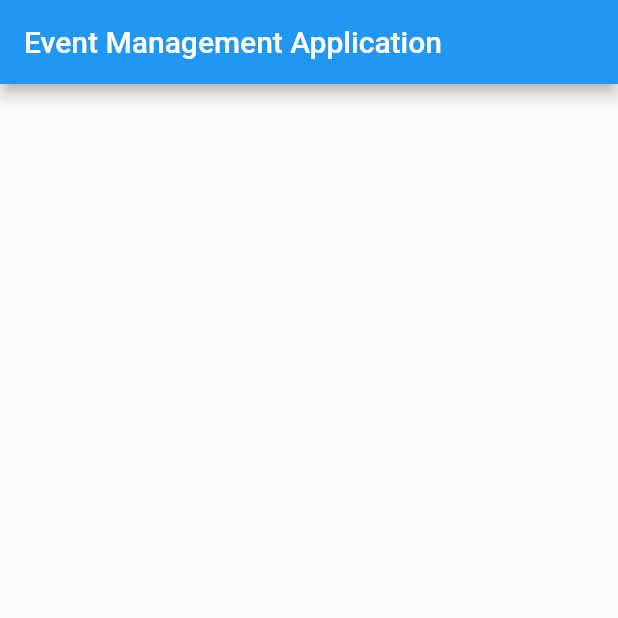
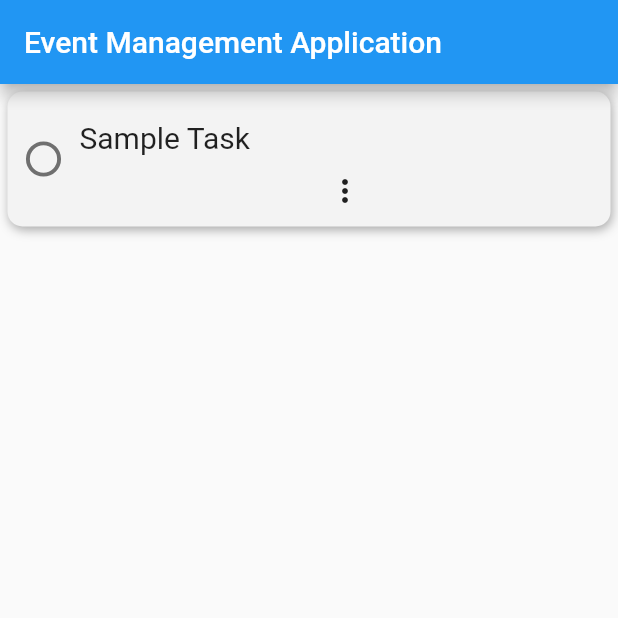
Before and after one commit to youyoung00/flutter_object_box_example, a Flutter app: the screen it shows after launch, on a phone screen of 412 x 824 dp, the top half of it. Run offline on Flutter 3.47's test engine with Material 2 defaults, Android fonts, the phone set to English and light mode, and no system bars; our stand-ins replace objectbox; missing offline and left inert: dart:html; generated files the repository leaves out were written again.

Commit message:
TaskCard UI 작성

```diff
--- /dev/null
+++ b/lib/components/task_card.dart
@@ -0,0 +1,96 @@
+import 'dart:html';
+
+import 'package:flutter/material.dart';
+
+import '../main.dart';
+import '../model.dart';
+
+class TaskCard extends StatefulWidget {
+  const TaskCard({Key? key}) : super(key: key);
+
+  @override
+  State<TaskCard> createState() => _TaskCardState();
+}
+
+class _TaskCardState extends State<TaskCard> {
+  bool taskStatus = false;
+
+  @override
+  Widget build(BuildContext context) {
+    return Container(
+      height: 90,
+      margin: const EdgeInsets.all(5),
+      decoration: BoxDecoration(
+        color: const Color.fromARGB(255, 243, 243, 243),
+        borderRadius: BorderRadius.circular(10),
+        boxShadow: const [
+          BoxShadow(
+            color: Color.fromARGB(255, 168, 168, 168),
+            blurRadius: 5,
+            offset: Offset(1,2)
+          )
+        ]
+      ),
+      child: Row(
+        children: [
+          Transform.scale(
+            scale: 1.3,
+            child: Checkbox(
+              shape: const CircleBorder(),
+              value: false,
+              onChanged: (bool? value){
+
+              },
+            ),
+          ),
+          Expanded(
+              child: Column(
+            children: [
+              Expanded(
+                child: Container(
+                  alignment: Alignment.bottomLeft,
+                  child: Text(
+                    'Sample Task',
+                    style: taskStatus
+                      ? TextStyle(
+                        height: 1.0,
+                        fontSize: 20,
+                        color: Color.fromARGB(255, 73, 73, 73),
+                        overflow: TextOverflow.ellipsis,
+                        decoration: TextDecoration.lineThrough)
+                      : TextStyle(
+                        height: 1.0,
+                        fontSize: 20,
+                        overflow: TextOverflow.ellipsis,
+                    ),
+                  ),
+                ),
+              ),
+              PopupMenuButton<MenuElement>(
+                onSelected: (item) => onSelected(context),
+                itemBuilder: (BuildContext context) =>
+                [...MenuItems.itemsFirst.map(buildItem).toList()],
+              )
+            ],
+          ))
+        ],
+      ),
+    );
+  }
+  PopupMenuItem<MenuElement> buildItem(MenuElement item) =>
+      PopupMenuItem<MenuElement>(value: item, child: Text(item.text!));
+  void onSelected(BuildContext context) {
+    debugPrint("Task deleted");
+  }
+}
+
+class MenuElement {
+  final String? text;
+
+  const MenuElement({required this.text});
+}
+
+class MenuItems {
+  static const List<MenuElement> itemsFirst = [itemDelete];
+  static const itemDelete = MenuElement(text: "Delete");
+}
--- a/lib/main.dart
+++ b/lib/main.dart
@@ -1,5 +1,7 @@
 import 'package:flutter/material.dart';
+import 'package:objectbox_test/model.dart';
 import 'package:objectbox_test/objectbox.dart';
+import 'components/task_card.dart';
 
 late ObjectBox objectBox;
 
@@ -38,6 +40,7 @@ class _MyHomePageState extends State<MyHomePage> {
       appBar: AppBar(
         title: const Text('Event Management Application'),
       ),
+      body: TaskCard(),
     );
   }
 }
```
